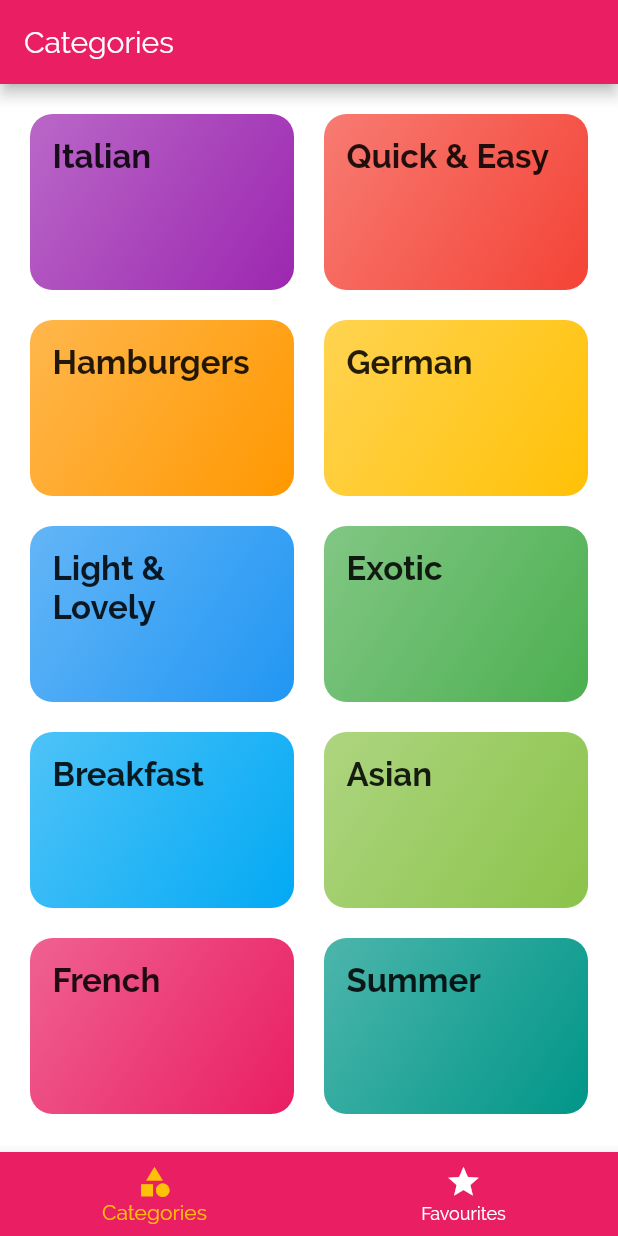
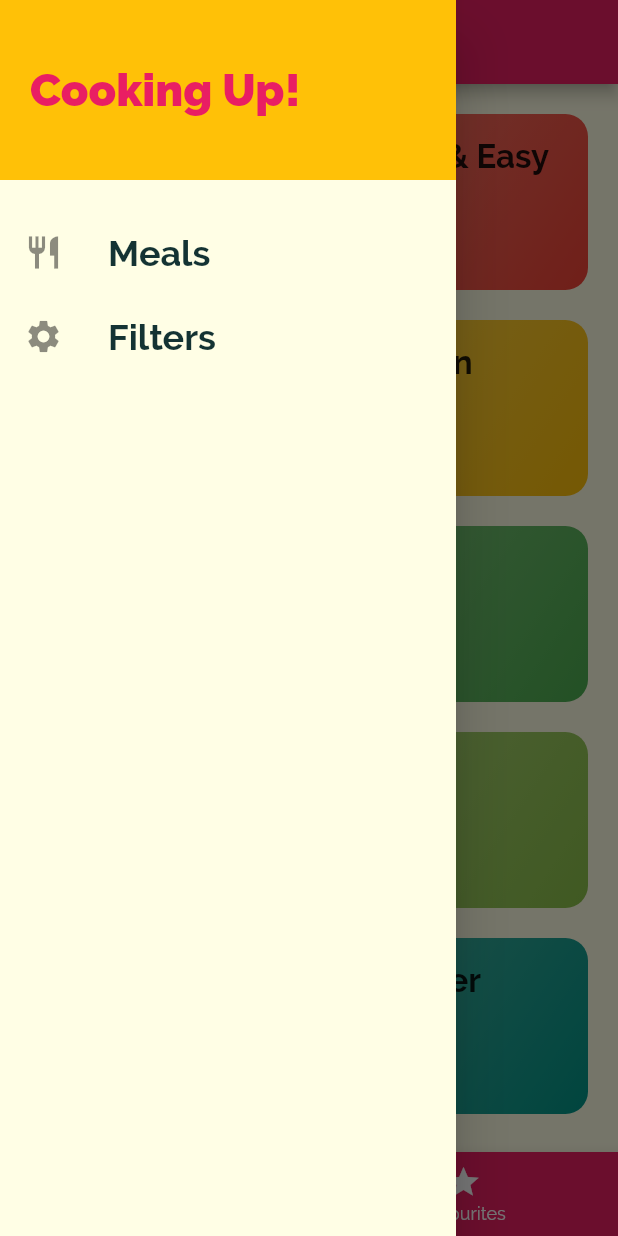
Before and after one commit to salim-joshua/meals-app, a Flutter app: the screen it shows after launch, with the side drawer open (before the commit the screen has no drawer), on a phone screen of 412 x 824 dp. Run offline on Flutter 3.47's test engine with Material 2 defaults, Android fonts, the phone set to English and light mode, and no system bars.

Commit message:
drawer and filter_screen added

```diff
--- a/lib/main.dart
+++ b/lib/main.dart
@@ -1,4 +1,5 @@
 import 'package:flutter/material.dart';
+import './screens/filters_screen.dart';
 import './screens/tabs_screen.dart';
 import './screens/meal_detail_screen.dart';
 import './screens/category_meals_screen.dart';
@@ -34,11 +35,9 @@ class MyApp extends StatelessWidget {
       routes: {
         CategoryMealsScreen.routeName: (ctx) => CategoryMealsScreen(),
         MealDetailScreen.routeName: (ctx) => MealDetailScreen(),
+        FilterScreen.routeName: (ctx) => FilterScreen(),
       },
-      onGenerateRoute: (settings) {
-        print(settings.arguments);
-        //return MaterialPageRoute(builder: (ctx) => CategoriesScreen());
-      },
+
       onUnknownRoute: (settings) {
         return MaterialPageRoute(builder: (ctx) => CategoriesScreen());
       },
--- a/lib/screens/categories_screen.dart
+++ b/lib/screens/categories_screen.dart
@@ -7,7 +7,6 @@ class CategoriesScreen extends StatelessWidget {
   @override
   Widget build(BuildContext context) {
     return Container(
-        color: Color.fromRGBO(255, 255, 255, 1),
         child: GridView(
           padding: EdgeInsets.all(20),
           children: DUMMY_CATEGORIES
--- /dev/null
+++ b/lib/screens/filters_screen.dart
@@ -0,0 +1,17 @@
+import 'package:flutter/material.dart';
+import '../widgets/main_drawer.dart';
+
+class FilterScreen extends StatelessWidget {
+  static const routeName = '/filters';
+
+  @override
+  Widget build(BuildContext context) {
+    return Scaffold(
+        appBar: AppBar(title: Text('Filters'),),
+          drawer: MainDrawer(),
+          body: Center(
+        child: Text('Filters'),
+      ),
+    );
+  }
+}
--- a/lib/screens/tabs_screen.dart
+++ b/lib/screens/tabs_screen.dart
@@ -1,4 +1,5 @@
 import 'package:flutter/material.dart';
+import '../widgets/main_drawer.dart';
 import './favorites_screen.dart';
 import './categories_screen.dart';
 
@@ -27,6 +28,7 @@ class _TabScreenState extends State<TabsScreen> {
       appBar: AppBar(
         title: Text(_pages[_selectedPageIndex]['title'],),
       ),
+      drawer: MainDrawer(),
       body: _pages[_selectedPageIndex]['page'],
       bottomNavigationBar: BottomNavigationBar(
         unselectedItemColor: Colors.white,
--- /dev/null
+++ b/lib/widgets/main_drawer.dart
@@ -0,0 +1,55 @@
+import 'package:flutter/material.dart';
+import '../screens/filters_screen.dart';
+
+class MainDrawer extends StatelessWidget {
+  Widget drawerListTile(String title, IconData icon, Function tabHandler) {
+    return ListTile(
+      leading: Icon(
+        icon,
+        size: 26,
+      ),
+      title: Text(
+        title,
+        style: TextStyle(
+          fontSize: 24,
+          fontWeight: FontWeight.bold,
+        ),
+      ),
+      onTap: tabHandler,
+    );
+  }
+
+  @override
+  Widget build(BuildContext context) {
+    return Drawer(
+      child: Column(
+        children: <Widget>[
+          Container(
+            height: 120,
+            width: double.infinity,
+            padding: EdgeInsets.all(20),
+            alignment: Alignment.centerLeft,
+            color: Theme.of(context).accentColor,
+            child: Text(
+              'Cooking Up!',
+              style: TextStyle(
+                fontWeight: FontWeight.w900,
+                fontSize: 30,
+                color: Theme.of(context).primaryColor,
+              ),
+            ),
+          ),
+          SizedBox(
+            height: 20,
+          ),
+          drawerListTile('Meals', Icons.restaurant, () {
+            Navigator.of(context).pushReplacementNamed('/');
+          }),
+          drawerListTile('Filters', Icons.settings, () {
+            Navigator.of(context).pushReplacementNamed(FilterScreen.routeName);
+          }),
+        ],
+      ),
+    );
+  }
+}
```
